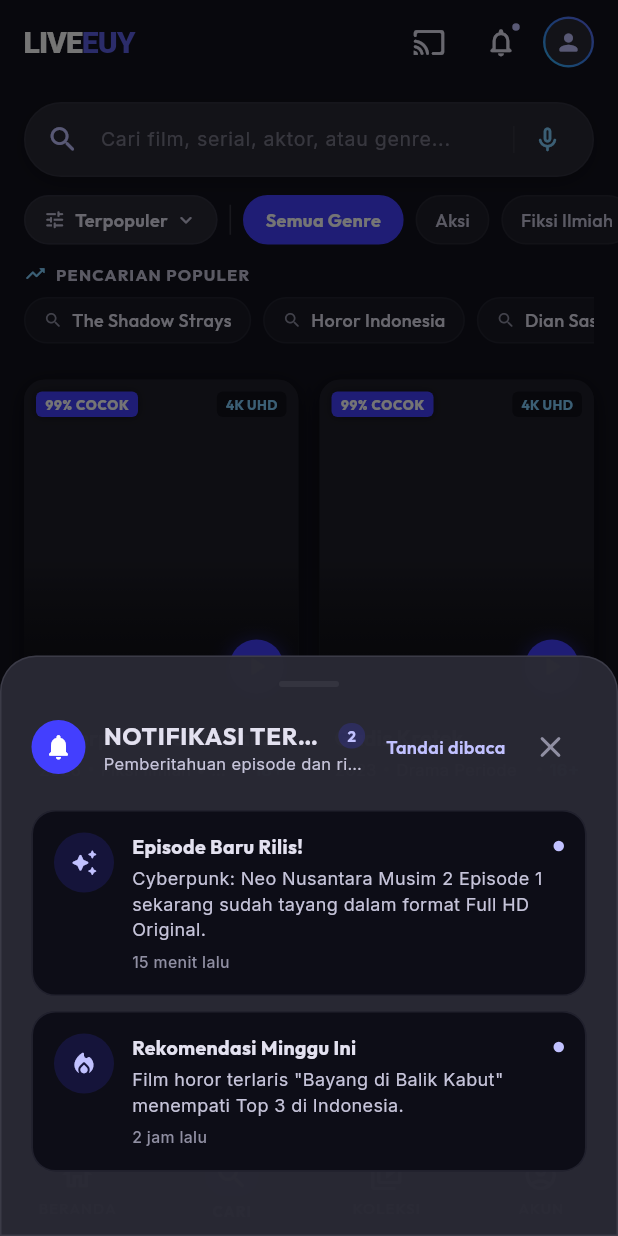
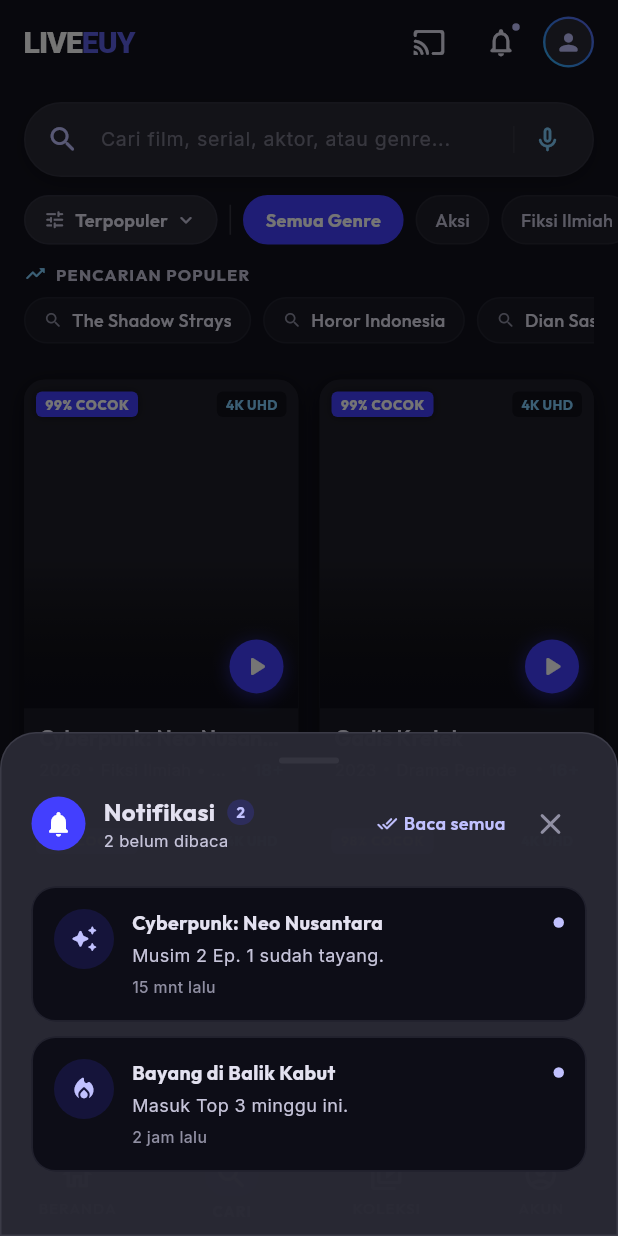
Before and after one commit to HafizMuhammadAlIkhsan/LiveEuy, a Flutter app: the screen it shows after launch, item 2 of the bottom bar chosen, after a tap on the "notifications none" icon, on a phone screen of 412 x 824 dp. Run offline on Flutter 3.47's test engine with Material 3 defaults, Android fonts, the phone set to English and light mode, and no system bars; drawn by our look-alikes of cached_network_image; our stand-ins replace flutter_riverpod, flutter_secure_storage, google_fonts, shared_preferences, video_player; network calls fail.

Commit message:
feat(detail): implement episode sorting and simplify notification copywriting

```diff
--- a/lib/core/notification/notification_service.dart
+++ b/lib/core/notification/notification_service.dart
@@ -156,8 +156,8 @@ class NotificationService {
   }) {
     return NotificationItem(
       id: 'notif_${DateTime.now().millisecondsSinceEpoch}',
-      title: 'Episode Baru: $seriesTitle',
-      message: '$episodeTitle sekarang sudah tayang dalam kualitas Full HD.',
+      title: '$seriesTitle: $episodeTitle',
+      message: 'Episode baru sudah tayang.',
       time: 'Baru saja',
       iconType: 'sparkles',
       targetMediaId: mediaId,
@@ -176,8 +176,8 @@ class NotificationService {
     final percentStr = (progressPercent * 100).toInt();
     return NotificationItem(
       id: 'notif_${DateTime.now().millisecondsSinceEpoch}',
-      title: 'Lanjutkan Menonton: $movieTitle',
-      message: 'Anda baru menonton $percentStr%. Klik di sini untuk melanjutkan.',
+      title: 'Lanjutkan: $movieTitle',
+      message: 'Tersisa ${100 - percentStr}% lagi.',
       time: 'Baru saja',
       iconType: 'flame',
       targetMediaId: mediaId,
@@ -195,8 +195,8 @@ class NotificationService {
   }) {
     return NotificationItem(
       id: 'notif_${DateTime.now().millisecondsSinceEpoch}',
-      title: 'Sedang Hangat di LiveEuy',
-      message: '$title ($genre) masuk jajaran tayangan paling diminati penonton.',
+      title: 'Trending: $title',
+      message: 'Kategori $genre banyak ditonton.',
       time: 'Baru saja',
       iconType: 'flame',
       targetMediaId: mediaId,
--- a/lib/providers/notification_provider.dart
+++ b/lib/providers/notification_provider.dart
@@ -30,10 +30,9 @@ class NotificationNotifier extends StateNotifier<NotificationState> {
   static const List<NotificationItem> _defaultItems = [
     NotificationItem(
       id: 'notif_1',
-      title: 'Episode Baru Rilis!',
-      message:
-          'Cyberpunk: Neo Nusantara Musim 2 Episode 1 sekarang sudah tayang dalam format Full HD Original.',
-      time: '15 menit lalu',
+      title: 'Cyberpunk: Neo Nusantara',
+      message: 'Musim 2 Ep. 1 sudah tayang.',
+      time: '15 mnt lalu',
       iconType: 'sparkles',
       targetMediaId: 'm_hero',
       deepLinkUrl: 'liveeuy://media/m_hero',
@@ -41,9 +40,8 @@ class NotificationNotifier extends StateNotifier<NotificationState> {
     ),
     NotificationItem(
       id: 'notif_2',
-      title: 'Rekomendasi Minggu Ini',
-      message:
-          'Film horor terlaris "Bayang di Balik Kabut" menempati Top 3 di Indonesia.',
+      title: 'Bayang di Balik Kabut',
+      message: 'Masuk Top 3 minggu ini.',
       time: '2 jam lalu',
       iconType: 'flame',
       targetMediaId: 'm3',
--- a/lib/shared/widgets/notification_modal.dart
+++ b/lib/shared/widgets/notification_modal.dart
@@ -121,13 +121,12 @@ void showNotificationSheet(
                                       children: [
                                         Flexible(
                                           child: Text(
-                                            'NOTIFIKASI TERBARU',
+                                            'Notifikasi',
                                             maxLines: 1,
                                             overflow: TextOverflow.ellipsis,
                                             style: GoogleFonts.outfit(
                                               fontSize: 16,
                                               fontWeight: FontWeight.w700,
-                                              letterSpacing: 0.5,
                                               color: AppColors.onSurface,
                                             ),
                                           ),
@@ -153,7 +152,9 @@ void showNotificationSheet(
                                       ],
                                     ),
                                     Text(
-                                      'Pemberitahuan episode dan rilis tayangan',
+                                      notifState.hasUnread
+                                          ? '${notifState.items.where((i) => !i.isRead).length} belum dibaca'
+                                          : 'Semua sudah dibaca',
                                       maxLines: 1,
                                       overflow: TextOverflow.ellipsis,
                                       style: GoogleFonts.inter(
@@ -171,19 +172,31 @@ void showNotificationSheet(
                         Row(
                           mainAxisSize: MainAxisSize.min,
                           children: [
-                            GestureDetector(
-                              onTap: () {
-                                ref.read(notificationProvider.notifier).markAllAsRead();
-                              },
+                            InkWell(
+                              onTap: notifState.hasUnread
+                                  ? () => ref.read(notificationProvider.notifier).markAllAsRead()
+                                  : null,
+                              borderRadius: BorderRadius.circular(8),
                               child: Padding(
                                 padding: const EdgeInsets.symmetric(horizontal: 6, vertical: 4),
-                                child: Text(
-                                  'Tandai dibaca',
-                                  style: GoogleFonts.outfit(
-                                    fontSize: 12,
-                                    fontWeight: FontWeight.w600,
-                                    color: notifState.hasUnread ? AppColors.primary : AppColors.outline,
-                                  ),
+                                child: Row(
+                                  mainAxisSize: MainAxisSize.min,
+                                  children: [
+                                    Icon(
+                                      Icons.done_all_rounded,
+                                      size: 14,
+                                      color: notifState.hasUnread ? AppColors.primary : AppColors.outline,
+                                    ),
+                                    const SizedBox(width: 4),
+                                    Text(
+                                      'Baca semua',
+                                      style: GoogleFonts.outfit(
+                                        fontSize: 12,
+                                        fontWeight: FontWeight.w600,
+                                        color: notifState.hasUnread ? AppColors.primary : AppColors.outline,
+                                      ),
+                                    ),
+                                  ],
                                 ),
                               ),
                             ),
@@ -220,7 +233,7 @@ void showNotificationSheet(
                               ),
                               const SizedBox(height: 12),
                               Text(
-                                'Tidak ada notifikasi saat ini.',
+                                'Belum ada notifikasi',
                                 style: GoogleFonts.outfit(
                                   fontSize: 13,
                                   fontWeight: FontWeight.w600,
```
Also changed, not shown: lib/features/detail/content_detail_screen.dart (+125 -14 lines), 2 other files.
